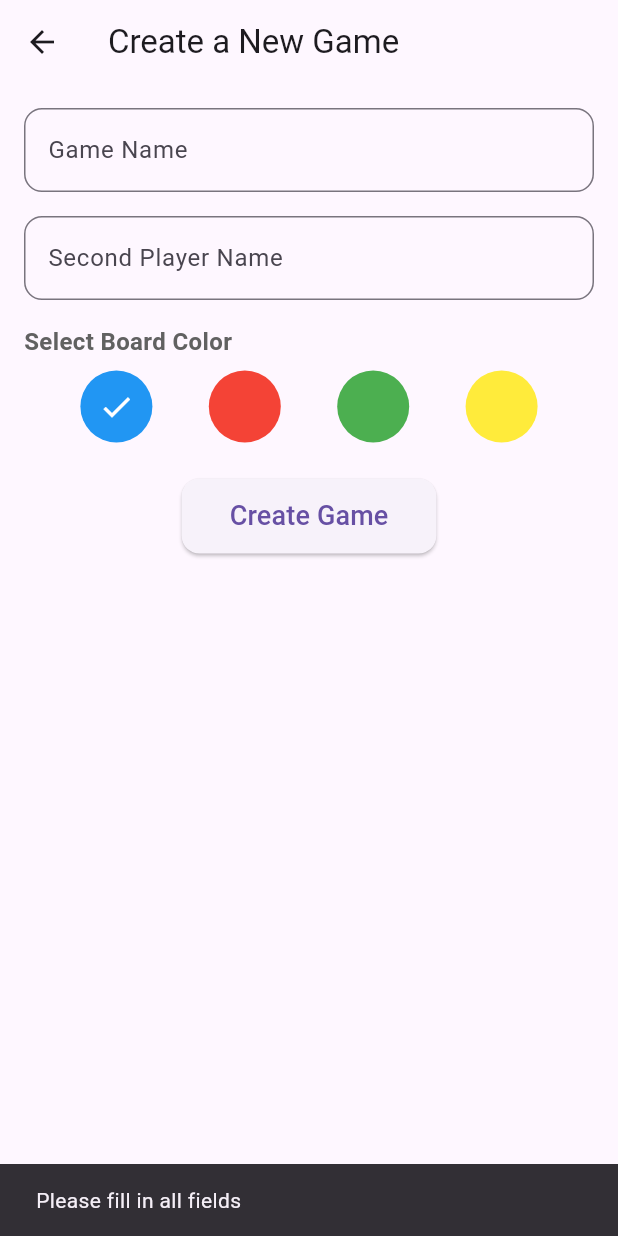
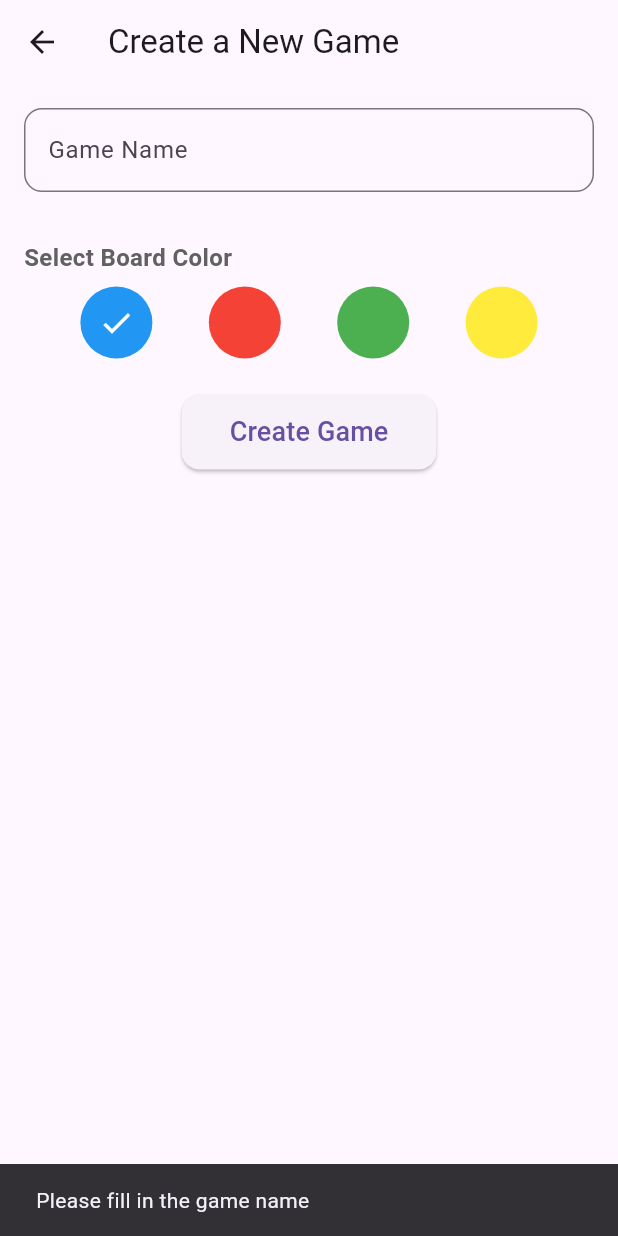
Before and after one commit to burakkizilay46/chant-tic-tac-toe, a Flutter app: the CreateBoardScreen screen opened directly, after a tap on "Create Game", on a phone screen of 412 x 824 dp. Run offline on Flutter 3.47's test engine with Material 3 defaults, Android fonts, the phone set to English and light mode, and no system bars; our stand-ins replace cloud_firestore, firebase_core, shared_preferences; accounts and stored records are empty.

Commit message:
feat: add board listing & create new board

```diff
--- a/lib/core/init/app_state/app_state.dart
+++ b/lib/core/init/app_state/app_state.dart
@@ -4,7 +4,7 @@ class AppStateManager {
     return _instance ??= AppStateManager.init();
   }
 
-  String accessToken = '';
+  String currentUser = '';
 
   AppStateManager.init();
 }
--- /dev/null
+++ b/lib/features/create_board/provider/create_board_provider.dart
@@ -0,0 +1,34 @@
+import 'package:flutter/material.dart';
+import 'package:tic_tac_toe/core/base/firebase/firebase_service.dart';
+import 'package:tic_tac_toe/core/base/provider/base_provider.dart';
+
+class CreateBoardProvider extends BaseProvider {
+  @override
+  void init() {}
+
+  @override
+  void setContext(BuildContext context) {}
+
+  late Color _selectedColor = Colors.blue;
+  Color get selectedColor => _selectedColor;
+
+  Map<String, dynamic> _boardSettings = {};
+
+  void createBoard(Map<String, dynamic> settings, List<String> players) {
+    String _currentPlayer = appStateManager.currentUser;
+    _boardSettings = settings;
+    notifyListeners();
+
+    FirebaseService().addDataToCollection('boards', {
+      'settings': _boardSettings,
+      'players': [_currentPlayer]
+    }).then((value) => navigation.pop());
+  }
+
+  Map<String, dynamic> get boardSettings => _boardSettings;
+
+  void setColor(Color color) {
+    _selectedColor = color;
+    notifyListeners();
+  }
+}
--- a/lib/features/create_board/view/create_board_screen.dart
+++ b/lib/features/create_board/view/create_board_screen.dart
@@ -1,4 +1,7 @@
 import 'package:flutter/material.dart';
+import 'package:provider/provider.dart';
+import 'package:tic_tac_toe/core/base/view/base_view.dart';
+import 'package:tic_tac_toe/features/create_board/provider/create_board_provider.dart';
 
 class CreateBoardScreen extends StatefulWidget {
   const CreateBoardScreen({super.key});
@@ -9,12 +12,13 @@ class CreateBoardScreen extends StatefulWidget {
 
 class _CreateBoardScreenState extends State<CreateBoardScreen> {
   final TextEditingController _gameNameController = TextEditingController();
-  final TextEditingController _secondPlayerController = TextEditingController();
-  Color _selectedColor = Colors.blue;
 
   @override
   Widget build(BuildContext context) {
-    return Scaffold(
+    return BaseView<CreateBoardProvider>(
+        provider: CreateBoardProvider(),
+        onProviderReady: (CreateBoardProvider provider) {},
+        onPageBuilder: (CreateBoardProvider provider) => Scaffold(
               appBar: AppBar(
                 title: const Text('Create a New Game'),
               ),
@@ -33,15 +37,6 @@ class _CreateBoardScreenState extends State<CreateBoardScreen> {
                       ),
                     ),
                     const SizedBox(height: 16),
-            TextField(
-              controller: _secondPlayerController,
-              decoration: InputDecoration(
-                labelText: 'Second Player Name',
-                border: OutlineInputBorder(
-                  borderRadius: BorderRadius.circular(12),
-                ),
-              ),
-            ),
                     const SizedBox(height: 16),
                     Text(
                       'Select Board Color',
@@ -64,9 +59,7 @@ class _CreateBoardScreenState extends State<CreateBoardScreen> {
                     const SizedBox(height: 24),
                     Center(
                       child: ElevatedButton(
-                onPressed: () {
-                  _createGame();
-                },
+                        onPressed: () => _createGame(provider),
                         style: ElevatedButton.styleFrom(
                           padding: const EdgeInsets.symmetric(
                             horizontal: 32.0,
@@ -85,40 +78,43 @@ class _CreateBoardScreenState extends State<CreateBoardScreen> {
                   ],
                 ),
               ),
-    );
+            ));
   }
 
   Widget _buildColorPicker(Color color) {
+    return Consumer<CreateBoardProvider>(builder: (context, provider, child) {
       return GestureDetector(
         onTap: () {
-        setState(() {
-          _selectedColor = color;
-        });
+          provider.setColor(color);
         },
         child: CircleAvatar(
           backgroundColor: color,
           radius: 24,
-        child: _selectedColor == color ? const Icon(Icons.check, color: Colors.white) : null,
+          child: provider.selectedColor == color ? const Icon(Icons.check, color: Colors.white) : null,
         ),
       );
+    });
   }
 
-  void _createGame() {
+  void _createGame(CreateBoardProvider provider) {
     String gameName = _gameNameController.text;
-    String secondPlayer = _secondPlayerController.text;
 
-    if (gameName.isEmpty || secondPlayer.isEmpty) {
+    if (gameName.isEmpty) {
       ScaffoldMessenger.of(context).showSnackBar(
-        const SnackBar(content: Text('Please fill in all fields')),
+        const SnackBar(content: Text('Please fill in the game name')),
       );
       return;
     }
 
-    // Oyun oluşturma işlemi burada yapılır
-    // Örneğin, veritabanına kaydetme veya başka bir sayfaya geçme
+    final boardSettings = {
+      'gameName': gameName,
+      'boardColor': provider.selectedColor.toString(),
+    };
+
+    provider.createBoard(boardSettings, []);
 
     ScaffoldMessenger.of(context).showSnackBar(
-      const SnackBar(content: Text('Game created successfully!')),
+      const SnackBar(content: Text('Game board created successfully!')),
     );
   }
 }
--- a/lib/features/splash/provider/splash_provider.dart
+++ b/lib/features/splash/provider/splash_provider.dart
@@ -2,6 +2,7 @@ import 'package:flutter/material.dart';
 import 'package:tic_tac_toe/core/base/provider/base_provider.dart';
 import 'package:tic_tac_toe/core/constants/enums/shared_prefs_keys.dart';
 import 'package:tic_tac_toe/core/constants/navigation/navigation_constants.dart';
+import 'package:tic_tac_toe/core/init/app_state/app_state.dart';
 import 'package:tic_tac_toe/core/init/cache/shared_prefs_manager.dart';
 
 class SplashProvider extends BaseProvider {
@@ -19,6 +20,10 @@ class SplashProvider extends BaseProvider {
     // Kullanıcının giriş durumu kontrol ediliyor
     bool? isLogged = await sharedPrefManager.getBoolValue(SharedPrefKeys.ISLOGGED);
 
+    AppStateManager.instance.currentUser = await sharedPrefManager.getStringValue(SharedPrefKeys.USER) ?? '';
+
+    print(sharedPrefManager.getStringValue(SharedPrefKeys.USER));
+
     // Eğer giriş durumu null ise, varsayılan olarak false olarak ayarlanıyor
     if (isLogged == null) {
       await SharedPrefsManager.instance.setBoolValue(SharedPrefKeys.ISLOGGED, value: false);
```
Also changed, not shown: lib/features/board_list/model/board_model.dart (added, +53 -0 lines), lib/features/board_list/provider/board_list_provider.dart (+11 -1 lines), lib/features/board_list/view/boards_screen.dart (+11 -5 lines). Lines whose indentation alone changed are shown as unchanged.
